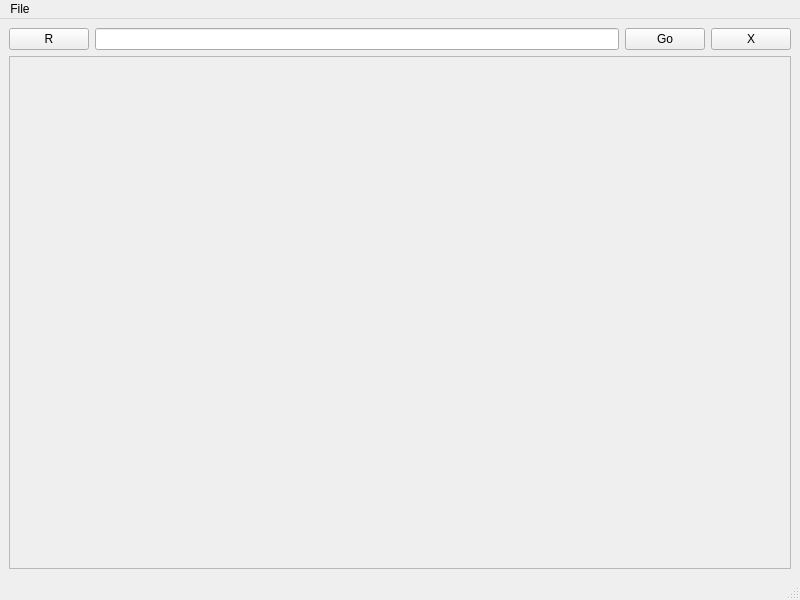
Old version of the form mainwindow.ui in the repository rth-8/RTHD2CLIENT.
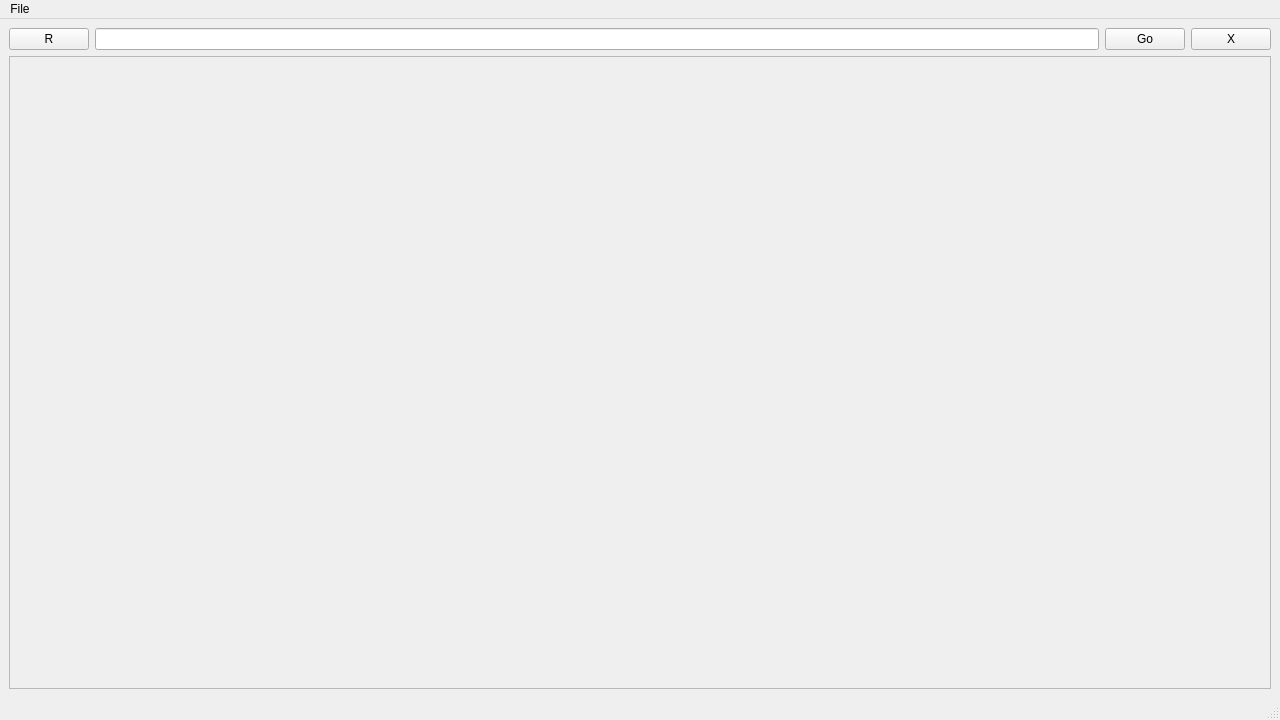
New version of the form.

```diff
--- a/mainwindow.ui
+++ b/mainwindow.ui
@@ -6,8 +6,8 @@
    <rect>
     <x>0</x>
     <y>0</y>
-    <width>800</width>
-    <height>600</height>
+    <width>1280</width>
+    <height>720</height>
    </rect>
   </property>
   <property name="windowTitle">
```
